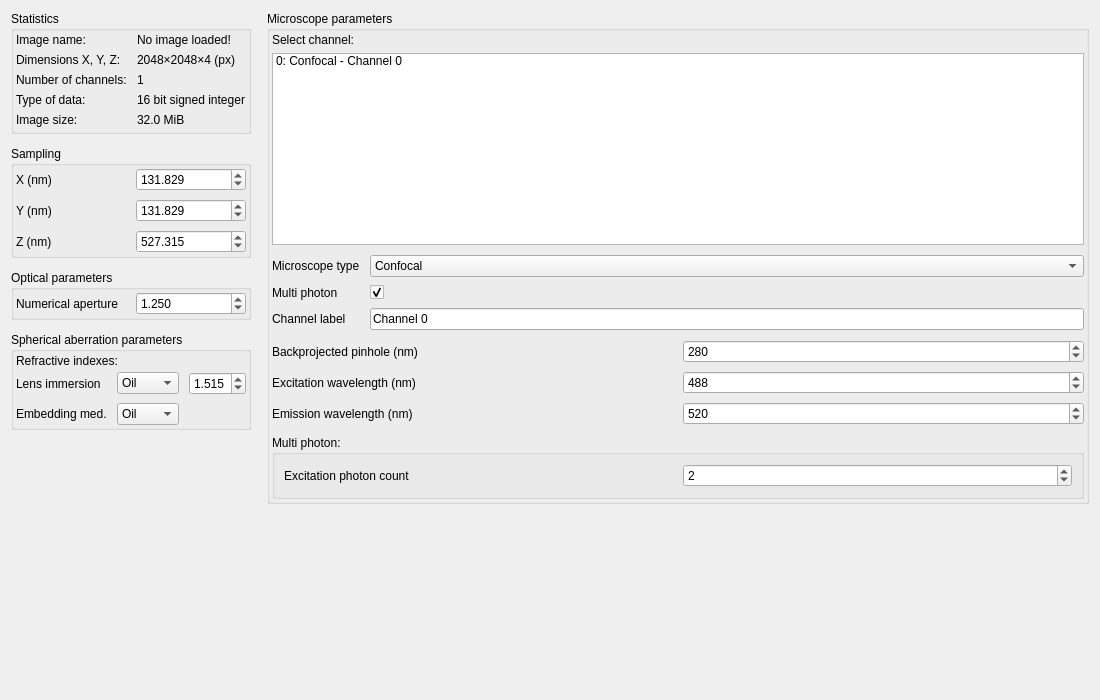
Qt form src/microscopeparamswidget.ui (bothlab/omerewriter) before a commit.
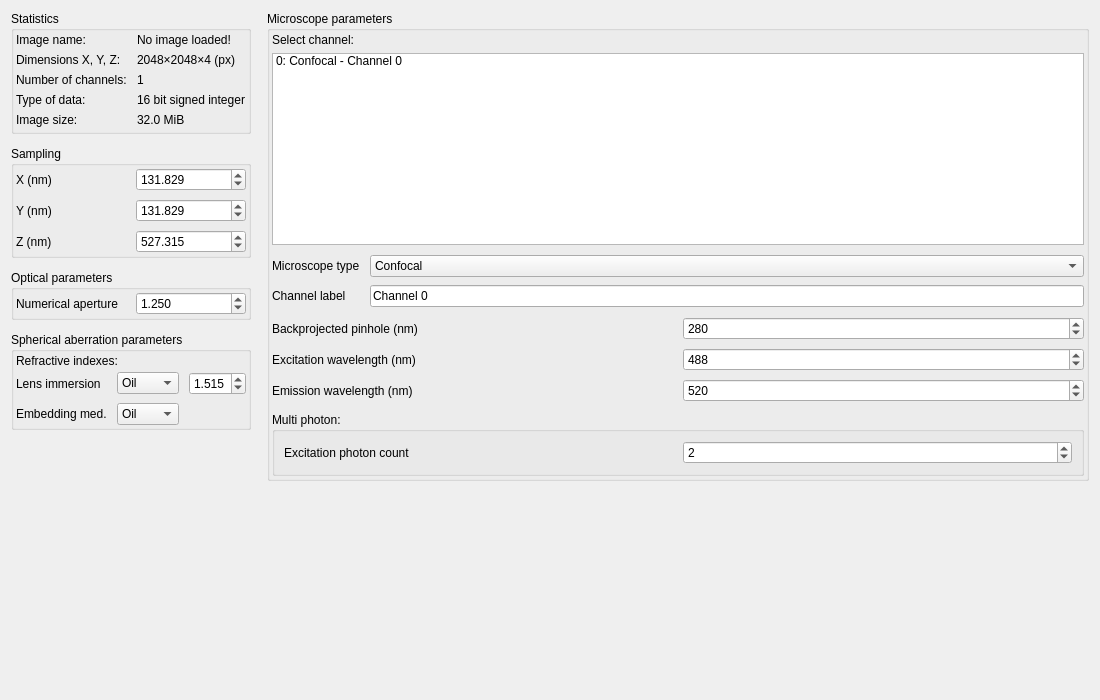
The same form after that commit.

Commit message: Drop superfluous multiphoton checkbox

```diff
--- a/src/microscopeparamswidget.ui
+++ b/src/microscopeparamswidget.ui
@@ -443,10 +443,17 @@
           <property name="verticalSpacing">
            <number>8</number>
           </property>
-          <item row="0" column="0">
-           <widget class="QLabel" name="lblMicroscopeType">
+          <item row="1" column="1">
+           <widget class="QLineEdit" name="editChannelLabel">
             <property name="text">
-             <string>Microscope type</string>
+             <string>Channel 0</string>
+            </property>
+           </widget>
+          </item>
+          <item row="1" column="0">
+           <widget class="QLabel" name="lblChannelLabel">
+            <property name="text">
+             <string>Channel label</string>
             </property>
            </widget>
           </item>
@@ -469,34 +476,10 @@
             </item>
            </widget>
           </item>
-          <item row="1" column="0">
-           <widget class="QLabel" name="lblMultiPhoton">
+          <item row="0" column="0">
+           <widget class="QLabel" name="lblMicroscopeType">
             <property name="text">
-             <string>Multi photon</string>
-            </property>
-           </widget>
-          </item>
-          <item row="1" column="1">
-           <widget class="QCheckBox" name="chkMultiPhoton">
-            <property name="text">
-             <string/>
-            </property>
-            <property name="checked">
-             <bool>true</bool>
-            </property>
-           </widget>
-          </item>
-          <item row="2" column="0">
-           <widget class="QLabel" name="lblChannelLabel">
-            <property name="text">
-             <string>Channel label</string>
-            </property>
-           </widget>
-          </item>
-          <item row="2" column="1">
-           <widget class="QLineEdit" name="editChannelLabel">
-            <property name="text">
-             <string>Channel 0</string>
+             <string>Microscope type</string>
             </property>
            </widget>
           </item>
```
The commit also changes 3 other files.
